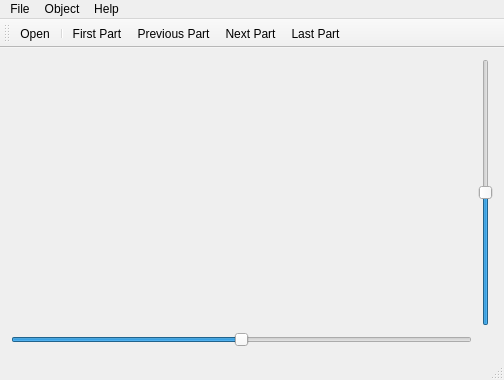
Old version of the form mainwindow.ui in the repository RicoP/emdGLViewer.
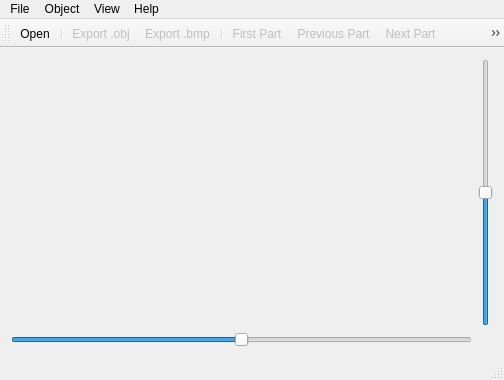
New version of the form. Icons and pictures are not drawn.

Commit message: zoom and wireframe

Diff of the .ui file:
```diff
--- a/mainwindow.ui
+++ b/mainwindow.ui
@@ -87,8 +87,17 @@
     </property>
     <addaction name="actionAbout"/>
    </widget>
+   <widget class="QMenu" name="menuView">
+    <property name="title">
+     <string>View</string>
+    </property>
+    <addaction name="actionZoom_In"/>
+    <addaction name="actionZoom_Out"/>
+    <addaction name="actionWireframe"/>
+   </widget>
    <addaction name="menuFile"/>
    <addaction name="menuObject"/>
+   <addaction name="menuView"/>
    <addaction name="menuHelp"/>
   </widget>
   <widget class="QStatusBar" name="statusBar"/>
@@ -104,10 +113,17 @@
    </attribute>
    <addaction name="actionOpen"/>
    <addaction name="separator"/>
+   <addaction name="actionExportObj"/>
+   <addaction name="actionExportBmp"/>
+   <addaction name="separator"/>
    <addaction name="actionFirstPart"/>
    <addaction name="actionPreviousPart"/>
    <addaction name="actionNextPart"/>
    <addaction name="actionLastPart"/>
+   <addaction name="separator"/>
+   <addaction name="actionZoom_In"/>
+   <addaction name="actionZoom_Out"/>
+   <addaction name="actionWireframe"/>
   </widget>
   <action name="actionOpen">
    <property name="icon">
@@ -128,6 +144,9 @@
    </property>
   </action>
   <action name="actionPreviousPart">
+   <property name="enabled">
+    <bool>false</bool>
+   </property>
    <property name="icon">
     <iconset resource="icons.qrc">
      <normaloff>:/icons/resultset_previous.png</normaloff>:/icons/resultset_previous.png</iconset>
@@ -137,6 +156,9 @@
    </property>
   </action>
   <action name="actionNextPart">
+   <property name="enabled">
+    <bool>false</bool>
+   </property>
    <property name="icon">
     <iconset resource="icons.qrc">
      <normaloff>:/icons/resultset_next.png</normaloff>:/icons/resultset_next.png</iconset>
@@ -146,6 +168,9 @@
    </property>
   </action>
   <action name="actionFirstPart">
+   <property name="enabled">
+    <bool>false</bool>
+   </property>
    <property name="icon">
     <iconset resource="icons.qrc">
      <normaloff>:/icons/resultset_first.png</normaloff>:/icons/resultset_first.png</iconset>
@@ -155,6 +180,9 @@
    </property>
   </action>
   <action name="actionLastPart">
+   <property name="enabled">
+    <bool>false</bool>
+   </property>
    <property name="icon">
     <iconset resource="icons.qrc">
      <normaloff>:/icons/resultset_last.png</normaloff>:/icons/resultset_last.png</iconset>
@@ -173,15 +201,68 @@
    </property>
   </action>
   <action name="actionExportObj">
+   <property name="enabled">
+    <bool>false</bool>
+   </property>
+   <property name="icon">
+    <iconset resource="icons.qrc">
+     <normaloff>:/icons/page_white_code_red.png</normaloff>:/icons/page_white_code_red.png</iconset>
+   </property>
    <property name="text">
     <string>Export .obj</string>
    </property>
   </action>
   <action name="actionExportBmp">
+   <property name="enabled">
+    <bool>false</bool>
+   </property>
+   <property name="icon">
+    <iconset resource="icons.qrc">
+     <normaloff>:/icons/page_white_picture.png</normaloff>:/icons/page_white_picture.png</iconset>
+   </property>
    <property name="text">
     <string>Export .bmp</string>
    </property>
   </action>
+  <action name="actionZoom_In">
+   <property name="enabled">
+    <bool>false</bool>
+   </property>
+   <property name="icon">
+    <iconset resource="icons.qrc">
+     <normaloff>:/icons/zoom_in.png</normaloff>:/icons/zoom_in.png</iconset>
+   </property>
+   <property name="text">
+    <string>Zoom In</string>
+   </property>
+  </action>
+  <action name="actionZoom_Out">
+   <property name="enabled">
+    <bool>false</bool>
+   </property>
+   <property name="icon">
+    <iconset resource="icons.qrc">
+     <normaloff>:/icons/zoom_out.png</normaloff>:/icons/zoom_out.png</iconset>
+   </property>
+   <property name="text">
+    <string>Zoom Out</string>
+   </property>
+  </action>
+  <action name="actionWireframe">
+   <property name="checkable">
+    <bool>true</bool>
+   </property>
+   <property name="enabled">
+    <bool>false</bool>
+   </property>
+   <property name="icon">
+    <iconset resource="icons.qrc">
+     <normaloff>:/icons/eye.png</normaloff>:/icons/eye.png</iconset>
+   </property>
+   <property name="text">
+    <string>Wireframe</string>
+   </property>
+  </action>
  </widget>
  <layoutdefault spacing="6" margin="11"/>
  <resources>
```
Left out of the diff: 3 changed lines with no effect on the pictures. The commit also changes 12 other files.
